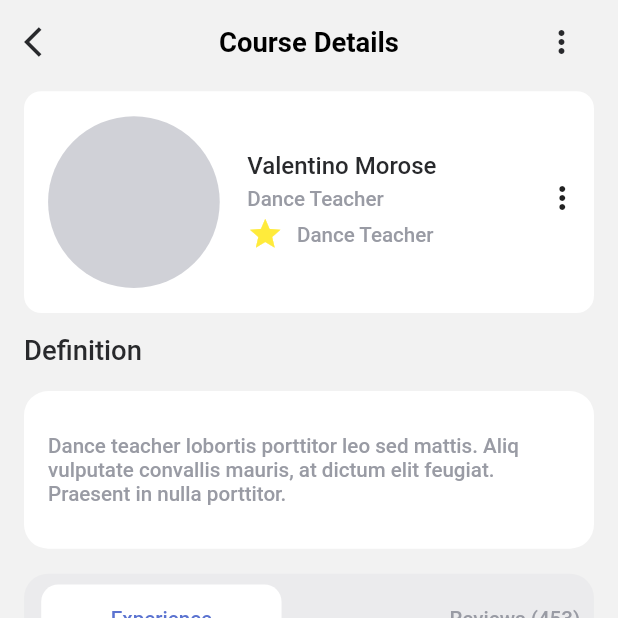
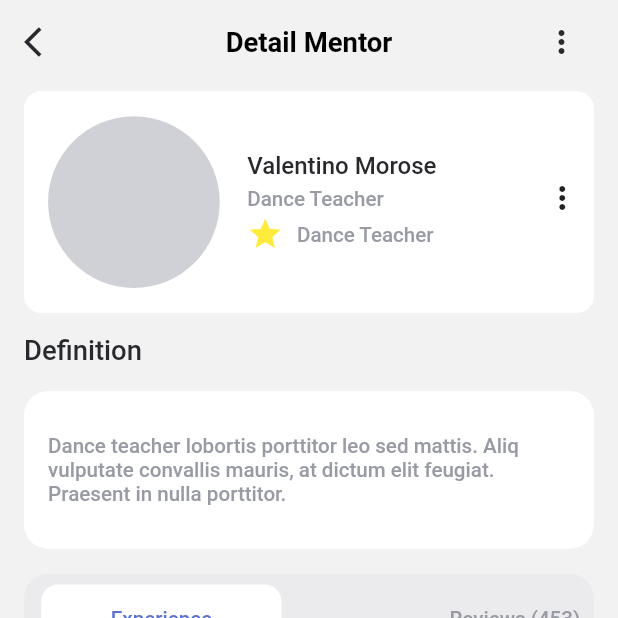
Before and after one commit to ZainNaqvi/OpenLearn-Edu-UI, a Flutter app: the screen it shows after launch, item 4 of the bottom bar chosen, on a phone screen of 412 x 824 dp, the top half of it. Run offline on Flutter 3.47's test engine with Material 2 defaults, Android fonts, the phone set to English and light mode, and no system bars; our stand-ins replace flutter_screenutil, flutter_svg, get.

Commit message:
Update profile.dart

```diff
--- a/lib/src/profile/profile.dart
+++ b/lib/src/profile/profile.dart
@@ -282,7 +282,7 @@ AppBar getAppbar() {
     backgroundColor: Colors.transparent,
     centerTitle: true,
     title: Text(
-      "Course Details",
+      "Detail Mentor",
       style: TextStyle(
         fontWeight: FontWeight.w600,
         fontSize: 16.sp,
```
